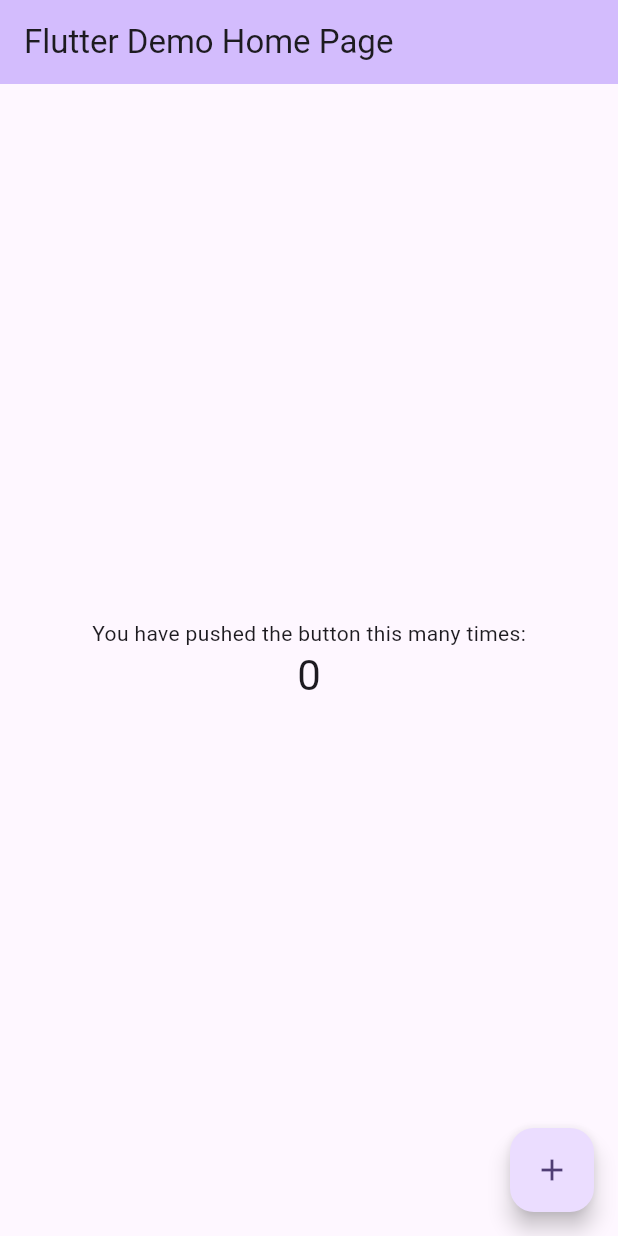
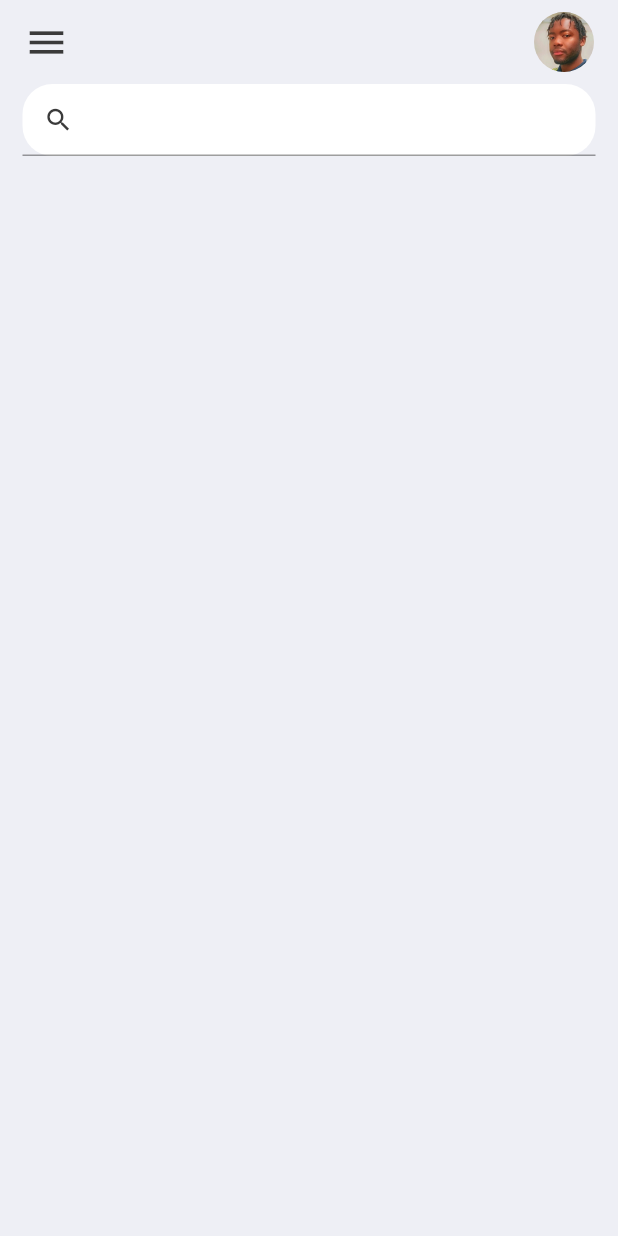
Before and after one commit to GiftSibiya/todo, a Flutter app: the screen it shows after launch, on a phone screen of 412 x 824 dp. Run offline on Flutter 3.47's test engine with Material 2 defaults, Android fonts, the phone set to English and light mode, and no system bars.

Commit message:
debugging and layout upgrade

```diff
--- /dev/null
+++ b/tododo/lib/constants/assets_strings.dart
@@ -0,0 +1 @@
+const String cuteb0b0 = "assets/images/cuteb0b0.jpg";
--- /dev/null
+++ b/tododo/lib/constants/colors.dart
@@ -0,0 +1,9 @@
+import 'package:flutter/material.dart';
+
+//// Application Main Colors /////
+
+const Color tbRed = Color(0xFFDA4040);
+const Color tbBlue = Color(0xFF5F52EE);
+const Color tbBlack = Color(0xFF3A3A3A);
+const Color tbGrey = Color(0xFF717171);
+const Color tbBGColor = Color(0xFFEEEFF5);
--- a/tododo/lib/main.dart
+++ b/tododo/lib/main.dart
@@ -1,4 +1,6 @@
 import 'package:flutter/material.dart';
+import 'package:flutter/services.dart';
+import 'package:tododo/screens/home.dart';
 
 void main() {
   runApp(const MyApp());
@@ -10,116 +12,11 @@ class MyApp extends StatelessWidget {
   // This widget is the root of your application.
   @override
   Widget build(BuildContext context) {
+    SystemChrome.setSystemUIOverlayStyle(
+        SystemUiOverlayStyle(statusBarColor: Colors.transparent));
     return MaterialApp(
-      title: 'Flutter Demo',
-      theme: ThemeData(
-        // This is the theme of your application.
-        //
-        // TRY THIS: Try running your application with "flutter run". You'll see
-        // the application has a blue toolbar. Then, without quitting the app,
-        // try changing the seedColor in the colorScheme below to Colors.green
-        // and then invoke "hot reload" (save your changes or press the "hot
-        // reload" button in a Flutter-supported IDE, or press "r" if you used
-        // the command line to start the app).
-        //
-        // Notice that the counter didn't reset back to zero; the application
-        // state is not lost during the reload. To reset the state, use hot
-        // restart instead.
-        //
-        // This works for code too, not just values: Most code changes can be
-        // tested with just a hot reload.
-        colorScheme: ColorScheme.fromSeed(seedColor: Colors.deepPurple),
-        useMaterial3: true,
-      ),
-      home: const MyHomePage(title: 'Flutter Demo Home Page'),
+      debugShowCheckedModeBanner: false,
+      home: HomePage(),
     );
   }
 }
-
-class MyHomePage extends StatefulWidget {
-  const MyHomePage({super.key, required this.title});
-
-  // This widget is the home page of your application. It is stateful, meaning
-  // that it has a State object (defined below) that contains fields that affect
-  // how it looks.
-
-  // This class is the configuration for the state. It holds the values (in this
-  // case the title) provided by the parent (in this case the App widget) and
-  // used by the build method of the State. Fields in a Widget subclass are
-  // always marked "final".
-
-  final String title;
-
-  @override
-  State<MyHomePage> createState() => _MyHomePageState();
-}
-
-class _MyHomePageState extends State<MyHomePage> {
-  int _counter = 0;
-
-  void _incrementCounter() {
-    setState(() {
-      // This call to setState tells the Flutter framework that something has
-      // changed in this State, which causes it to rerun the build method below
-      // so that the display can reflect the updated values. If we changed
-      // _counter without calling setState(), then the build method would not be
-      // called again, and so nothing would appear to happen.
-      _counter++;
-    });
-  }
-
-  @override
-  Widget build(BuildContext context) {
-    // This method is rerun every time setState is called, for instance as done
-    // by the _incrementCounter method above.
-    //
-    // The Flutter framework has been optimized to make rerunning build methods
-    // fast, so that you can just rebuild anything that needs updating rather
-    // than having to individually change instances of widgets.
-    return Scaffold(
-      appBar: AppBar(
-        // TRY THIS: Try changing the color here to a specific color (to
-        // Colors.amber, perhaps?) and trigger a hot reload to see the AppBar
-        // change color while the other colors stay the same.
-        backgroundColor: Theme.of(context).colorScheme.inversePrimary,
-        // Here we take the value from the MyHomePage object that was created by
-        // the App.build method, and use it to set our appbar title.
-        title: Text(widget.title),
-      ),
-      body: Center(
-        // Center is a layout widget. It takes a single child and positions it
-        // in the middle of the parent.
-        child: Column(
-          // Column is also a layout widget. It takes a list of children and
-          // arranges them vertically. By default, it sizes itself to fit its
-          // children horizontally, and tries to be as tall as its parent.
-          //
-          // Column has various properties to control how it sizes itself and
-          // how it positions its children. Here we use mainAxisAlignment to
-          // center the children vertically; the main axis here is the vertical
-          // axis because Columns are vertical (the cross axis would be
-          // horizontal).
-          //
-          // TRY THIS: Invoke "debug painting" (choose the "Toggle Debug Paint"
-          // action in the IDE, or press "p" in the console), to see the
-          // wireframe for each widget.
-          mainAxisAlignment: MainAxisAlignment.center,
-          children: <Widget>[
-            const Text(
-              'You have pushed the button this many times:',
-            ),
-            Text(
-              '$_counter',
-              style: Theme.of(context).textTheme.headlineMedium,
-            ),
-          ],
-        ),
-      ),
-      floatingActionButton: FloatingActionButton(
-        onPressed: _incrementCounter,
-        tooltip: 'Increment',
-        child: const Icon(Icons.add),
-      ), // This trailing comma makes auto-formatting nicer for build methods.
-    );
-  }
-}
--- /dev/null
+++ b/tododo/lib/screens/home.dart
@@ -0,0 +1,60 @@
+import 'package:flutter/material.dart';
+import 'package:tododo/constants/colors.dart';
+import 'package:tododo/constants/assets_strings.dart';
+
+class HomePage extends StatelessWidget {
+  const HomePage({super.key});
+
+  @override
+  Widget build(BuildContext context) {
+    return Scaffold(
+      backgroundColor: tbBGColor,
+      appBar: _buildAppBar(),
+      body: Container(
+        padding: EdgeInsets.symmetric(horizontal: 15),
+        child: Column(
+          children: [
+            Container(
+              decoration: BoxDecoration(
+                  color: Colors.white, borderRadius: BorderRadius.circular(20)),
+              child: TextField(
+                decoration: InputDecoration(
+                    contentPadding: EdgeInsets.all(0),
+                    prefixIcon: Icon(
+                      Icons.search,
+                      color: tbBlack,
+                      size: 20,
+                    )),
+              ),
+            )
+          ],
+        ),
+      ),
+    );
+  }
+
+  AppBar _buildAppBar() {
+    return AppBar(
+      backgroundColor: tbBGColor,
+      elevation: 0,
+      title: Row(
+        mainAxisAlignment: MainAxisAlignment.spaceBetween,
+        children: [
+          Icon(
+            Icons.menu,
+            color: tbBlack,
+            size: 30,
+          ),
+          Container(
+            height: 40,
+            width: 40,
+            child: ClipRRect(
+              borderRadius: BorderRadius.circular(20),
+              child: Image.asset(cuteb0b0),
+            ),
+          )
+        ],
+      ),
+    );
+  }
+}
```
Also changed, not shown: tododo/pubspec.yaml (+4 -6 lines), tododo/assets/images/cuteb0b0.jpg (added).
